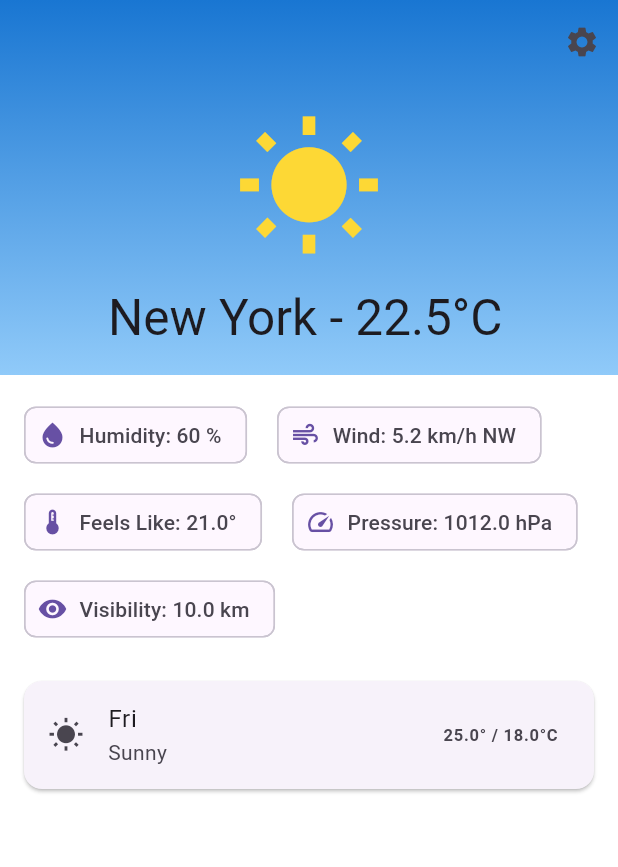
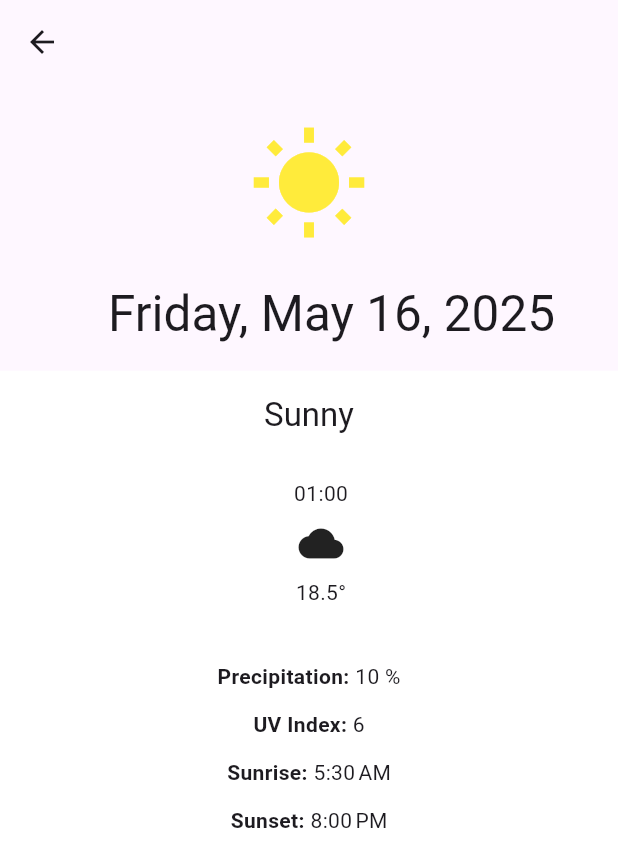
Before and after one commit to WhyC03/WhyC03-dynamic-weather-ui, a Flutter app: the screen it shows after launch, after a tap on an icon or button, on a phone screen of 412 x 824 dp. Shown: the top 867 px of the screen. Run offline on Flutter 3.47's test engine with Material 3 defaults, Android fonts, the phone set to English and light mode, and no system bars; our stand-ins replace freezed_annotation, get_it, reactive_forms, shared_preferences.

Commit message:
Forecast display Screen done

```diff
--- /dev/null
+++ b/lib/features/weather/presentation/screens/forecast_details_scree.dart
@@ -0,0 +1,128 @@
+import 'package:flutter/material.dart';
+import 'package:intl/intl.dart';
+import '../../model/weather_models.dart';
+
+class ForecastDetailScreen extends StatelessWidget {
+  final DailyForecast forecast;
+  final bool isCelsius;
+
+  const ForecastDetailScreen({
+    super.key,
+    required this.forecast,
+    required this.isCelsius,
+  });
+
+  String get formattedDate => DateFormat.yMMMMEEEEd().format(forecast.date);
+
+  double convertTemp(double temp) => isCelsius ? temp : (temp * 9 / 5) + 32;
+
+  @override
+  Widget build(BuildContext context) {
+    final size = MediaQuery.of(context).size;
+    return Scaffold(
+      body: CustomScrollView(
+        slivers: [
+          SliverAppBar(
+            pinned: true,
+            expandedHeight: size.height * 0.3,
+            flexibleSpace: FlexibleSpaceBar(
+              title: Text(formattedDate),
+              background: Center(
+                child: Icon(Icons.wb_sunny, size: 80, color: Colors.yellow),
+              ),
+            ),
+          ),
+
+          SliverToBoxAdapter(
+            child: Center(
+              child: Padding(
+                padding: const EdgeInsets.all(16.0),
+                child: Text(
+                  forecast.conditionDescription,
+                  style: Theme.of(context).textTheme.titleLarge,
+                ),
+              ),
+            ),
+          ),
+
+          SliverToBoxAdapter(
+            child: SizedBox(
+              height: 110,
+              child: ListView.builder(
+                scrollDirection: Axis.horizontal,
+                itemCount: forecast.hourlyForecasts.length,
+                itemBuilder: (context, index) {
+                  final hourly = forecast.hourlyForecasts[index];
+                  return Container(
+                    width: size.width,
+                    margin: const EdgeInsets.symmetric(horizontal: 8),
+                    child: Center(
+                      child: Column(
+                        mainAxisAlignment: MainAxisAlignment.center,
+                        crossAxisAlignment: CrossAxisAlignment.center,
+                        children: [
+                          Text(DateFormat.Hm().format(hourly.time)),
+                          const SizedBox(height: 8),
+                          Icon(
+                            Icons.cloud,
+                            size: 30,
+                          ), // Replace with iconId mapping
+                          const SizedBox(height: 8),
+                          Text(
+                            '${convertTemp(hourly.temperature).toStringAsFixed(1)}°',
+                          ),
+                        ],
+                      ),
+                    ),
+                  );
+                },
+              ),
+            ),
+          ),
+
+          SliverToBoxAdapter(
+            child: Padding(
+              padding: const EdgeInsets.symmetric(
+                horizontal: 16.0,
+                vertical: 24,
+              ),
+              child: Center(
+                child: Column(
+                  crossAxisAlignment: CrossAxisAlignment.center,
+                  children: [
+                    _buildDetail(
+                      "Precipitation",
+                      '${forecast.precipitationProbability.toStringAsFixed(0)} %',
+                    ),
+                    _buildDetail("UV Index", '${forecast.uvIndex}'),
+                    _buildDetail(
+                      "Sunrise",
+                      DateFormat.jm().format(forecast.sunrise),
+                    ),
+                    _buildDetail(
+                      "Sunset",
+                      DateFormat.jm().format(forecast.sunset),
+                    ),
+                  ],
+                ),
+              ),
+            ),
+          ),
+        ],
+      ),
+    );
+  }
+
+  Widget _buildDetail(String label, String value) {
+    return Padding(
+      padding: const EdgeInsets.only(bottom: 12),
+      child: Row(
+        mainAxisAlignment: MainAxisAlignment.center,
+        children: [
+          Text('$label: ', style: const TextStyle(fontWeight: FontWeight.bold)),
+          Text(value),
+        ],
+      ),
+    );
+  }
+}
--- a/lib/features/weather/presentation/screens/home_screen.dart
+++ b/lib/features/weather/presentation/screens/home_screen.dart
@@ -1,6 +1,7 @@
 import 'package:flutter/material.dart';
 import 'package:provider/provider.dart';
 import 'package:intl/intl.dart';
+import 'package:weather_ui/features/weather/presentation/screens/forecast_details_scree.dart';
 import 'package:weather_ui/features/weather/presentation/screens/settings_screen.dart';
 import '../../data/weather_provider.dart';
 import '../widgets/forecast_day_card.dart';
@@ -14,6 +15,7 @@ class HomeScreen extends StatelessWidget {
 
   @override
   Widget build(BuildContext context) {
+    final size = MediaQuery.of(context).size;
     final weatherProvider = context.watch<WeatherProvider>();
     final weatherData = weatherProvider.weatherData;
 
@@ -49,7 +51,7 @@ class HomeScreen extends StatelessWidget {
             ],
 
             pinned: true,
-            expandedHeight: 250,
+            expandedHeight: size.height * 0.25,
             flexibleSpace: FlexibleSpaceBar(
               title: Text(
                 '${current.city} - ${settings.isCelsius ? current.temperature.toStringAsFixed(1) : (current.temperature * 9 / 5 + 32).toStringAsFixed(1)}°${settings.isCelsius ? 'C' : 'F'}',
@@ -121,7 +123,19 @@ class HomeScreen extends StatelessWidget {
                 conditionDescription: dayForecast.conditionDescription,
                 iconId: dayForecast.iconId,
                 isCelsius: settings.isCelsius,
-                onTap: () {},
+                onTap: () {
+                  Navigator.push(
+                    context,
+                    MaterialPageRoute(
+                      builder:
+                          (_) => ForecastDetailScreen(
+                            forecast: dayForecast,
+                            isCelsius: settings.isCelsius,
+                          ),
+                    ),
+                  );
+                },
+                forecast: dayForecast,
               );
             }, childCount: weatherData.sevenDayForecast.length),
           ),
--- a/lib/features/weather/presentation/widgets/forecast_day_card.dart
+++ b/lib/features/weather/presentation/widgets/forecast_day_card.dart
@@ -1,4 +1,5 @@
 import 'package:flutter/material.dart';
+import 'package:weather_ui/features/weather/model/weather_models.dart';
 
 class ForecastDayCard extends StatelessWidget {
   final String day;
@@ -8,6 +9,7 @@ class ForecastDayCard extends StatelessWidget {
   final String iconId;
   final bool isCelsius;
   final VoidCallback onTap;
+  final DailyForecast forecast;
 
   const ForecastDayCard({
     super.key,
@@ -18,12 +20,14 @@ class ForecastDayCard extends StatelessWidget {
     required this.iconId,
     required this.isCelsius,
     required this.onTap,
+    required this.forecast,
   });
+
+  double convertTemp(double celsius) =>
+      isCelsius ? celsius : (celsius * 9 / 5 + 32);
 
   @override
   Widget build(BuildContext context) {
-    double convertTemp(double celsius) =>
-        isCelsius ? celsius : celsius * 9 / 5 + 32;
 
     return Card(
       margin: const EdgeInsets.symmetric(horizontal: 16, vertical: 8),
```
Also changed, not shown: lib/features/weather/weather_routes.dart (deleted).
